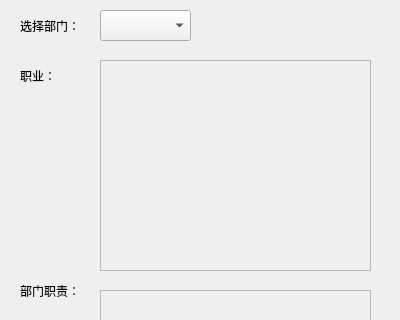
skyformat99/ManagerSystem, file ManageSystem/deletedepart.ui: the form before one commit; both pictures show x 0 to 400 and y 0 to 320 of the 400 by 492 pixel window.
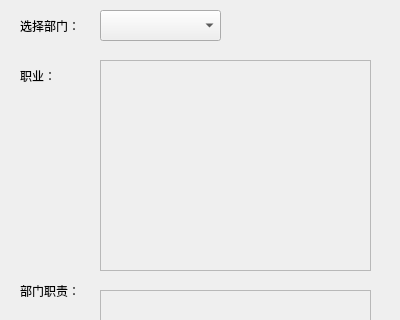
The form after the commit.

```diff
--- a/ManageSystem/deletedepart.ui
+++ b/ManageSystem/deletedepart.ui
@@ -77,7 +77,7 @@
     <rect>
      <x>100</x>
      <y>10</y>
-     <width>91</width>
+     <width>121</width>
      <height>31</height>
     </rect>
    </property>
```
